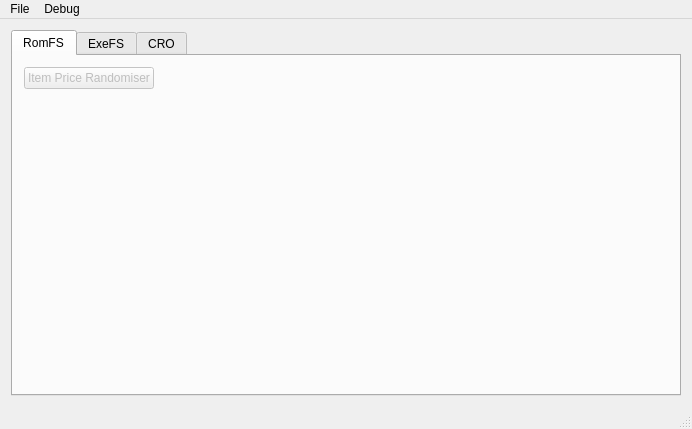
Qt form Forms/mainwindow.ui (Slattz/ACNL_REditor) before a commit.
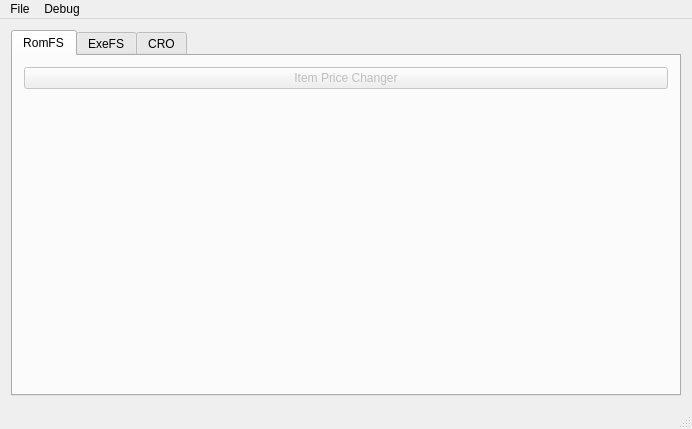
The same form after that commit. The open tabs and pages were chosen to show the change.

Commit message:
Add Item Price Changer Window
Allows to change all item prices
Can single select and multi select to change more at once
Randomiser now combined into here

What changed in the file:
```diff
--- a/Forms/mainwindow.ui
+++ b/Forms/mainwindow.ui
@@ -37,27 +37,7 @@
         <string>RomFS</string>
        </attribute>
        <layout class="QGridLayout" name="gridLayout">
-        <item row="0" column="0">
-         <widget class="QPushButton" name="BTN_RandomItemPrice">
-          <property name="text">
-           <string>Item Price Randomiser</string>
-          </property>
-         </widget>
-        </item>
-        <item row="1" column="0">
-         <spacer name="verticalSpacer">
-          <property name="orientation">
-           <enum>Qt::Vertical</enum>
-          </property>
-          <property name="sizeHint" stdset="0">
-           <size>
-            <width>20</width>
-            <height>40</height>
-           </size>
-          </property>
-         </spacer>
-        </item>
-        <item row="0" column="1">
+        <item row="1" column="1">
          <spacer name="horizontalSpacer">
           <property name="orientation">
            <enum>Qt::Horizontal</enum>
@@ -70,6 +50,29 @@
           </property>
          </spacer>
         </item>
+        <item row="2" column="0">
+         <spacer name="verticalSpacer">
+          <property name="orientation">
+           <enum>Qt::Vertical</enum>
+          </property>
+          <property name="sizeHint" stdset="0">
+           <size>
+            <width>20</width>
+            <height>40</height>
+           </size>
+          </property>
+         </spacer>
+        </item>
+        <item row="0" column="0" colspan="2">
+         <widget class="QPushButton" name="BTN_ItemPriceChanger">
+          <property name="toolTip">
+           <string>&lt;html&gt;&lt;head/&gt;&lt;body&gt;&lt;p&gt;This allows you to customise item prices to your liking!&lt;/p&gt;&lt;p&gt;You can also randomise the item prices here!&lt;/p&gt;&lt;p&gt;&lt;span style=&quot; font-weight:600;&quot;&gt;Note: &lt;/span&gt;&lt;span style=&quot; text-decoration: underline;&quot;&gt;Changes may only be visible to you and not other players.&lt;/span&gt;&lt;/p&gt;&lt;/body&gt;&lt;/html&gt;</string>
+          </property>
+          <property name="text">
+           <string>Item Price Changer</string>
+          </property>
+         </widget>
+        </item>
        </layout>
       </widget>
       <widget class="QWidget" name="tab_exefs">
```
Left out of the diff: 6 changed lines with no effect on the pictures. The commit also changes 17 other files.
